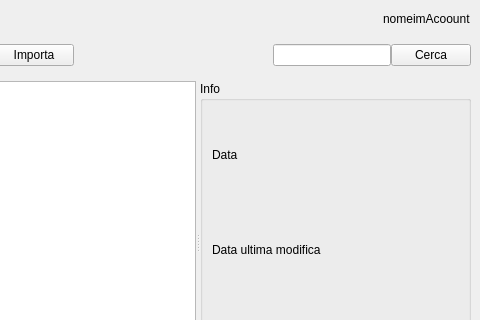
Old version of the form Client/principale.ui in the repository MarcoFlo/Google-Drive; both pictures show x 335 to 815 and y 0 to 320 of the 815 by 430 pixel window.
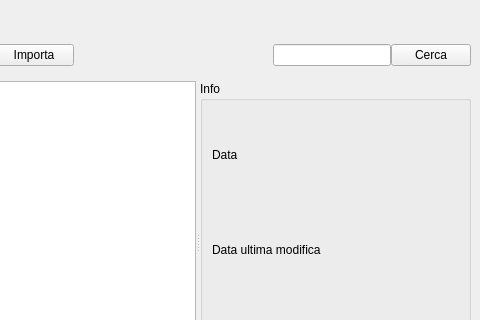
New version of the form.

Commit message: account menu e bug

The edit to the form file:
```diff
--- a/Client/principale.ui
+++ b/Client/principale.ui
@@ -66,20 +66,6 @@
           </property>
          </spacer>
         </item>
-        <item>
-         <widget class="QLabel" name="nome">
-          <property name="text">
-           <string>nome</string>
-          </property>
-         </widget>
-        </item>
-        <item>
-         <widget class="QLabel" name="imAccount">
-          <property name="text">
-           <string>imAcoount</string>
-          </property>
-         </widget>
-        </item>
        </layout>
       </item>
      </layout>
```
Left out of the diff: 2 changed lines with no effect on the pictures. The commit also changes 12 other files.
